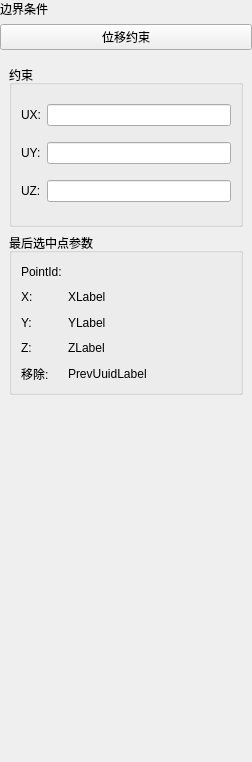
Old version of the form plugins/Base_PhysicalField/DisplacementConstraintWidget.ui in the repository asd977/base_cae.
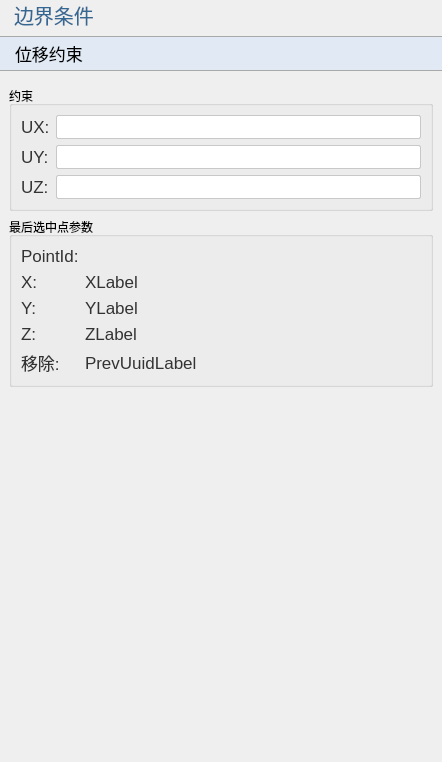
New version of the form.

```diff
--- a/plugins/Base_PhysicalField/DisplacementConstraintWidget.ui
+++ b/plugins/Base_PhysicalField/DisplacementConstraintWidget.ui
@@ -6,7 +6,7 @@
    <rect>
     <x>0</x>
     <y>0</y>
-    <width>252</width>
+    <width>442</width>
     <height>762</height>
    </rect>
   </property>
@@ -20,7 +20,52 @@
    <string>Form</string>
   </property>
   <property name="styleSheet">
-   <string notr="true"/>
+   <string notr="true">QWidget{
+font-family: &quot;Microsoft YaHei&quot;, &quot;微软雅黑&quot;;
+}
+QPushButton#pushButton {
+    background-color: rgb(224, 233, 244);
+    border-width: 1px;
+    border-color: rgb(121, 121, 121);
+    border-style: solid;
+    height: 33px;
+    border-top: 1px solid rgb(169, 169, 169); /* 上边框为灰色 */
+    border-bottom: 1px solid rgb(169, 169, 169); /* 下边框为灰色 */
+    border-left: none; /* 移除左边框 */
+    border-right: none;
+    text-align: left;
+	padding-left: 15px;
+	font-size: 17px;
+	border-style: solid;
+}
+QLabel {
+    font-family: &quot;Microsoft YaHei&quot;, &quot;微软雅黑&quot;;
+    font-size: 17px;
+    text-align: left;
+    color: rgb(51, 51, 51);
+    white-space: nowrap;
+    line-height: 50px;
+    position: absolute;
+    top: 0px;
+    left: 0px;
+}
+QLabel#pageNameLabel {
+    font-size: 20px;
+    font-family: &quot;Microsoft YaHei&quot;, 微软雅黑;
+    text-align: left;
+	padding-left:9px;
+    color: rgb(53, 103, 147);
+}
+QLineEdit {
+    border: 1px solid rgb(200, 200, 200); /* 设置边框为淡灰色 */
+    border-radius: 2px; /* 设置圆角半径为 5 像素 */
+	font-size: 17px;
+}
+QLineEdit:focus {
+    border-color: rgb(100, 100, 255); /* 设置焦点时的边框颜色为蓝色 */
+    outline: none; /* 去掉默认的焦点边框 */
+}
+</string>
   </property>
   <layout class="QVBoxLayout" name="verticalLayout">
    <property name="leftMargin">
@@ -33,9 +78,9 @@
     <number>0</number>
    </property>
    <item>
-    <widget class="QLabel" name="label">
+    <widget class="QLabel" name="pageNameLabel">
      <property name="sizePolicy">
-      <sizepolicy hsizetype="Ignored" vsizetype="Preferred">
+      <sizepolicy hsizetype="Preferred" vsizetype="Fixed">
        <horstretch>0</horstretch>
        <verstretch>0</verstretch>
       </sizepolicy>
@@ -61,7 +106,7 @@
    <item>
     <widget class="QWidget" name="widget_2" native="true">
      <property name="sizePolicy">
-      <sizepolicy hsizetype="Ignored" vsizetype="Expanding">
+      <sizepolicy hsizetype="Preferred" vsizetype="Preferred">
        <horstretch>0</horstretch>
        <verstretch>0</verstretch>
       </sizepolicy>
@@ -247,9 +292,6 @@
    </item>
    <item>
     <spacer name="verticalSpacer">
-     <property name="orientation">
-      <enum>Qt::Orientation::Vertical</enum>
-     </property>
      <property name="sizeHint" stdset="0">
       <size>
        <width>20</width>
```
